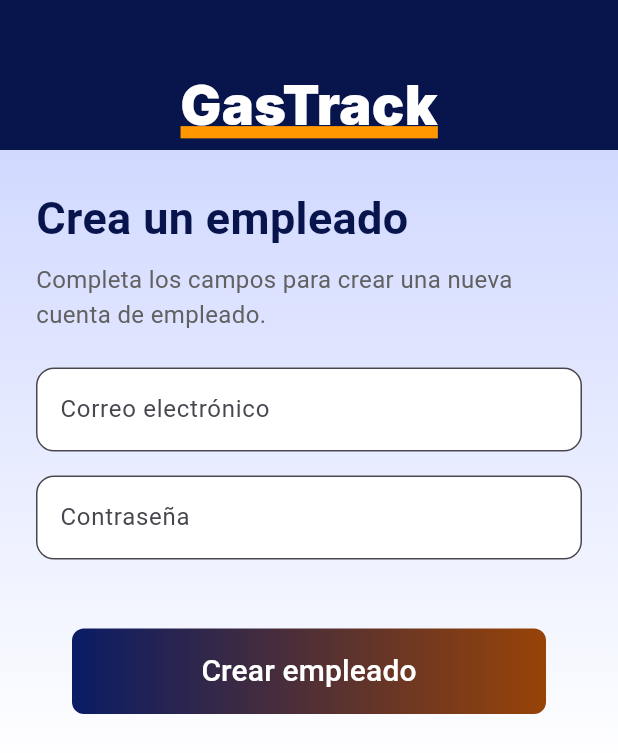
After one commit to maugalcst/gastrack, a Flutter app: the CreateEmployeeScreen screen opened directly, on a phone screen of 412 x 824 dp. The commit adds this screen. Shown: the top 753 px of the screen. Run offline on Flutter 3.47's test engine with Material 3 defaults, Android fonts, the phone set to English and light mode, and no system bars; our stand-ins replace auto_size_text, cached_network_image, cloud_firestore, device_info_plus, firebase_auth, firebase_core and 4 more; missing offline and left inert: syncfusion_flutter_xlsio; accounts and stored records are empty; network calls fail.

Commit message:
version oficial v1.0

```diff
--- a/lib/screens/admin/admin_dashboard_screen.dart
+++ b/lib/screens/admin/admin_dashboard_screen.dart
@@ -3,6 +3,7 @@ import 'package:firebase_auth/firebase_auth.dart';
 import 'package:flutter/material.dart';
 import 'package:gastrack_uanl/screens/admin/report_overview_screen.dart';
 import 'package:gastrack_uanl/screens/admin/performance_screen.dart';
+import 'package:gastrack_uanl/screens/admin/create_employee.dart';
 import 'package:intl/intl.dart';
 import 'package:gastrack_uanl/screens/login_screen.dart';
 
@@ -442,6 +443,13 @@ FutureBuilder<double>(
                   MaterialPageRoute(builder: (context) => ReportOverviewScreen()),
                 );
               }),
+              _buildMenuItem(context, 'Crear empleado', Icons.person_add, () {
+                Navigator.pop(context);
+                Navigator.push(
+                  context,
+                  MaterialPageRoute(builder: (context) => CreateEmployeeScreen()),
+                );
+              }),
             ],
           ),
         );
--- /dev/null
+++ b/lib/screens/admin/create_employee.dart
@@ -0,0 +1,142 @@
+import 'package:flutter/material.dart';
+
+class CreateEmployeeScreen extends StatefulWidget {
+  @override
+  _CreateEmployeeScreenState createState() => _CreateEmployeeScreenState();
+}
+
+class _CreateEmployeeScreenState extends State<CreateEmployeeScreen> {
+  final TextEditingController _emailController = TextEditingController();
+  final TextEditingController _passwordController = TextEditingController();
+
+  @override
+  Widget build(BuildContext context) {
+    return Scaffold(
+      resizeToAvoidBottomInset: true, // Esto permite que el teclado no cause overflow
+      appBar: PreferredSize(
+        preferredSize: Size.fromHeight(100),
+        child: AppBar(
+          backgroundColor: Color(0xFF07154C),
+          automaticallyImplyLeading: false,
+          flexibleSpace: Padding(
+            padding: const EdgeInsets.only(top: 40.0),
+            child: Center(
+              child: Text(
+                'GasTrack',
+                style: TextStyle(
+                  fontFamily: 'Inter',
+                  fontSize: 36,
+                  fontWeight: FontWeight.w900,
+                  color: Colors.white,
+                  decoration: TextDecoration.underline,
+                  decorationColor: Colors.orange,
+                  decorationThickness: 2,
+                ),
+              ),
+            ),
+          ),
+        ),
+      ),
+      body: SingleChildScrollView( // Envuelve el contenido para hacerlo desplazable
+        child: Container(
+          decoration: BoxDecoration(
+            gradient: LinearGradient(
+              begin: Alignment.topCenter,
+              end: Alignment.bottomCenter,
+              colors: [
+                Color.fromARGB(255, 209, 217, 255),
+                Colors.white,
+              ],
+            ),
+          ),
+          padding: EdgeInsets.all(24.0),
+          child: Column(
+            crossAxisAlignment: CrossAxisAlignment.start,
+            children: [
+              Text(
+                'Crea un empleado',
+                style: TextStyle(
+                  fontSize: 30,
+                  fontWeight: FontWeight.bold,
+                  color: Color(0xFF07154C),
+                ),
+              ),
+              SizedBox(height: 8),
+              Text(
+                'Completa los campos para crear una nueva cuenta de empleado.',
+                style: TextStyle(
+                  fontSize: 16,
+                  color: Colors.grey[700],
+                ),
+              ),
+              SizedBox(height: 24),
+              _buildTextField(_emailController, 'Correo electrónico'),
+              SizedBox(height: 16),
+              _buildTextField(_passwordController, 'Contraseña', obscureText: true),
+              SizedBox(height: 32),
+              Center(
+                child: ElevatedButton(
+                  onPressed: _createEmployee,
+                  style: ElevatedButton.styleFrom(
+                    padding: EdgeInsets.symmetric(vertical: 14, horizontal: 24),
+                    shape: RoundedRectangleBorder(
+                      borderRadius: BorderRadius.circular(8),
+                    ),
+                  ).copyWith(
+                    backgroundColor: MaterialStateProperty.all(Colors.transparent),
+                    shadowColor: MaterialStateProperty.all(Colors.transparent),
+                  ),
+                  child: Ink(
+                    decoration: BoxDecoration(
+                      gradient: LinearGradient(
+                        colors: [
+                          Color.fromARGB(255, 9, 28, 101),
+                          Color.fromARGB(255, 152, 67, 7),
+                        ],
+                        begin: Alignment.centerLeft,
+                        end: Alignment.centerRight,
+                      ),
+                      borderRadius: BorderRadius.circular(8),
+                    ),
+                    child: Container(
+                      alignment: Alignment.center,
+                      padding: EdgeInsets.symmetric(vertical: 14),
+                      child: Text(
+                        'Crear empleado',
+                        style: TextStyle(
+                          color: Colors.white,
+                          fontSize: 20,
+                        ),
+                      ),
+                    ),
+                  ),
+                ),
+              ),
+            ],
+          ),
+        ),
+      ),
+    );
+  }
+
+  Widget _buildTextField(TextEditingController controller, String label,
+      {bool obscureText = false}) {
+    return TextField(
+      controller: controller,
+      obscureText: obscureText,
+      decoration: InputDecoration(
+        labelText: label,
+        border: OutlineInputBorder(
+          borderRadius: BorderRadius.circular(12),
+        ),
+        filled: true,
+        fillColor: Colors.white,
+      ),
+    );
+  }
+
+  void _createEmployee() {
+    // Lógica para crear el empleado
+    print('Crear empleado con email: ${_emailController.text}');
+  }
+}
```
Lines whose indentation alone changed are shown as unchanged.
